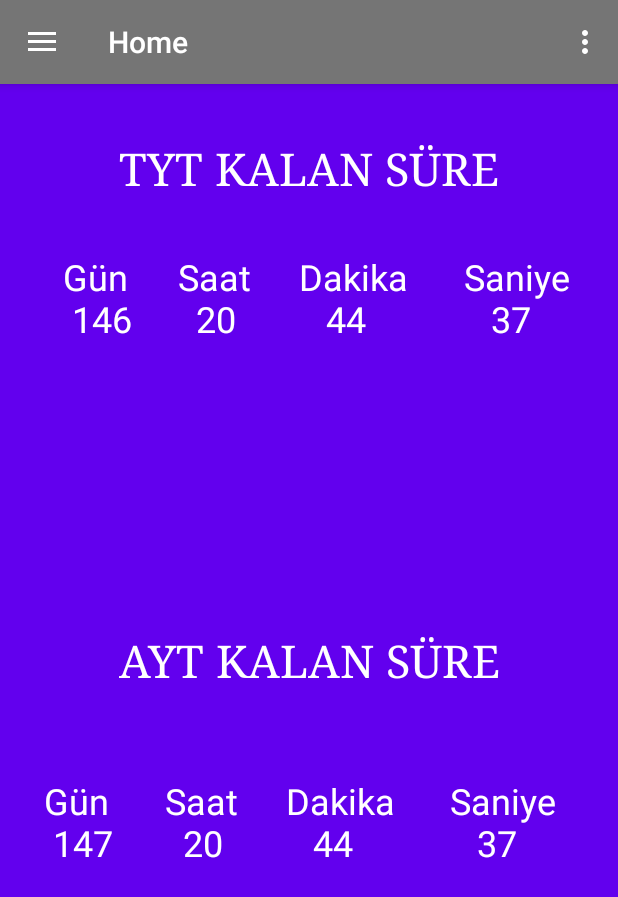
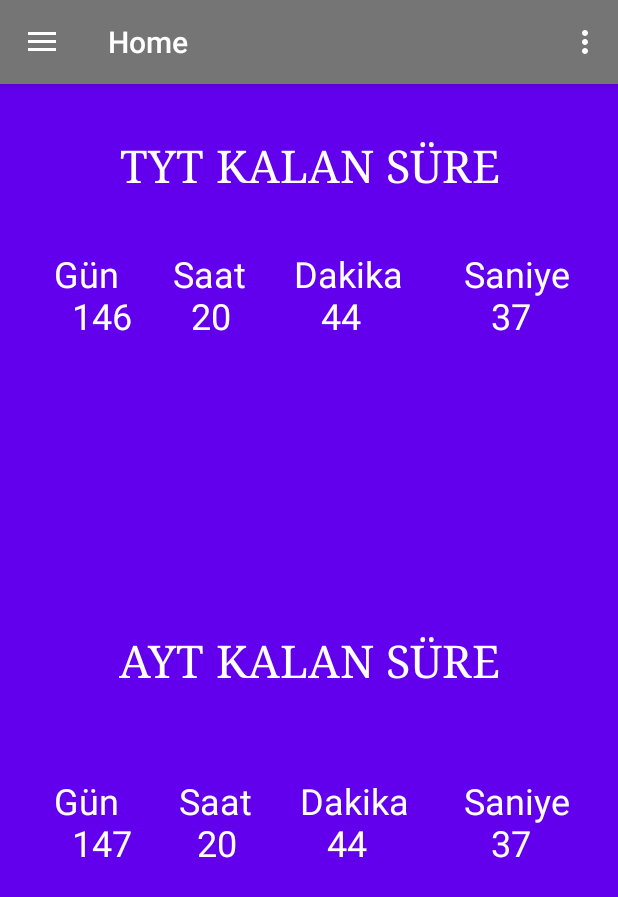
Before and after one commit to zplmco001/ST-Scheduler, an Android app: the screen it shows after launch (Hmp), in the side drawer, after a tap on "Geri Sayım", on a phone screen of 412 x 824 dp. Shown: the top 897 px of the screen. Run offline under Robolectric (Android 15) with nearby library versions, the phone set to English and light mode, and no system bars.

Commit message:
Ufak tefek değişiklikler

```diff
--- a/Desktop/Trial/app/src/main/java/com/trial/kk/trial/GeriSayim.java
+++ b/Desktop/Trial/app/src/main/java/com/trial/kk/trial/GeriSayim.java
@@ -89,12 +89,12 @@ public class GeriSayim extends Fragment{
 
                         seconds=  difference/1000;
 
-                        dayText.setText(" Gün \n  "+days);
+                        dayText.setText("Gün \n  "+days);
                         hourText.setText("Saat \n  "+hours);
                         minuteText.setText("Dakika \n   "+minutes);
                         secondText.setText("Saniye \n   "+seconds);
 
-                        dayText2.setText(" Gün \n  "+(days+1));
+                        dayText2.setText("Gün \n  "+(days+1));
                         hourText2.setText("Saat \n  "+hours);
                         minuteText2.setText("Dakika \n   "+minutes);
                         secondText2.setText("Saniye \n   "+seconds);
--- a/Desktop/Trial/app/src/main/res/layout/gerisayim_layout.xml
+++ b/Desktop/Trial/app/src/main/res/layout/gerisayim_layout.xml
@@ -37,10 +37,11 @@
         tools:layout_constraintTop_creator="1"
         tools:layout_constraintRight_creator="1"
         app:layout_constraintRight_toRightOf="parent"
-        android:layout_marginTop="36dp"
+        android:layout_marginTop="34dp"
         tools:layout_constraintLeft_creator="1"
         app:layout_constraintLeft_toLeftOf="parent"
-        app:layout_constraintTop_toTopOf="parent" />
+        app:layout_constraintTop_toTopOf="parent"
+        app:layout_constraintHorizontal_bias="0.503" />
 
     <TextView
         android:id="@+id/dayText"
@@ -59,13 +60,13 @@
         android:id="@+id/dayText2"
         android:layout_width="wrap_content"
         android:layout_height="wrap_content"
-        android:layout_marginStart="23dp"
         android:text="Gün"
         android:textColor="#FFFFFF"
         android:textSize="24sp"
         app:layout_constraintBaseline_toBaselineOf="@+id/hourText2"
         tools:layout_constraintBaseline_creator="1"
         tools:layout_constraintLeft_creator="1"
+        android:layout_marginStart="36dp"
         app:layout_constraintLeft_toLeftOf="parent" />
 
     <TextView
@@ -79,7 +80,8 @@
         app:layout_constraintBaseline_toBaselineOf="@+id/minuteText2"
         tools:layout_constraintBaseline_creator="1"
         tools:layout_constraintLeft_creator="1"
-        app:layout_constraintLeft_toRightOf="@+id/dayText2" />
+        app:layout_constraintLeft_toRightOf="@+id/dayText2"
+        android:layout_marginLeft="31dp" />
 
     <TextView
         android:id="@+id/minuteText2"
@@ -97,16 +99,17 @@
 
     <TextView
         android:id="@+id/secondText2"
-        android:layout_width="wrap_content"
+        android:layout_width="0dp"
         android:layout_height="wrap_content"
-        android:layout_marginEnd="35dp"
         android:text="Saniye"
         android:textColor="#FFFFFF"
         android:textSize="24sp"
         tools:layout_constraintRight_creator="1"
-        app:layout_constraintRight_toRightOf="parent"
+        tools:layout_constraintBaseline_creator="1"
+        app:layout_constraintRight_toRightOf="@+id/secondText"
         app:layout_constraintBaseline_toBaselineOf="@+id/minuteText2"
-        tools:layout_constraintBaseline_creator="1" />
+        tools:layout_constraintLeft_creator="1"
+        app:layout_constraintLeft_toLeftOf="@+id/secondText" />
 
     <TextView
         android:id="@+id/hourText"
--- a/Desktop/Trial/app/src/main/res/values/colors.xml
+++ b/Desktop/Trial/app/src/main/res/values/colors.xml
@@ -10,4 +10,6 @@
     <color name="f5">#2962FF</color>
     <color name="f6">#6D4C41</color>
     <color name="f7">#76FF03</color>
+    <color name="f8">#90A4AE</color>
+    <color name="accent_material_light_1">#cfd8dc</color>
 </resources>
--- a/Desktop/Trial/app/src/main/res/values/styles.xml
+++ b/Desktop/Trial/app/src/main/res/values/styles.xml
@@ -12,4 +12,8 @@
 
     <style name="PopupOverlay" parent="ThemeOverlay.AppCompat.Light" />
 
+    <style name="Light.NoActionBar" parent="Theme.AppCompat.Light.NoActionBar" >
+        <item name="colorAccent">@color/accent_material_light_1</item>
+    </style>
+
 </resources>
```
Also changed, not shown: Desktop/Trial/app/src/main/res/layout/fragment_hedefler.xml (+21 -30 lines).
